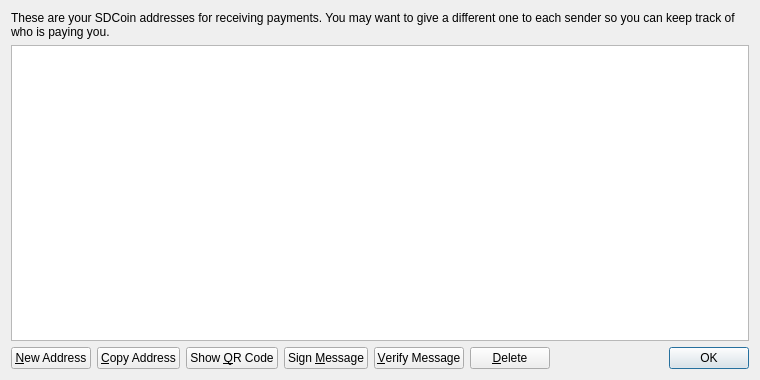
Qt form src/qt/forms/addressbookpage.ui (jyap808/jumbucks) before a commit.
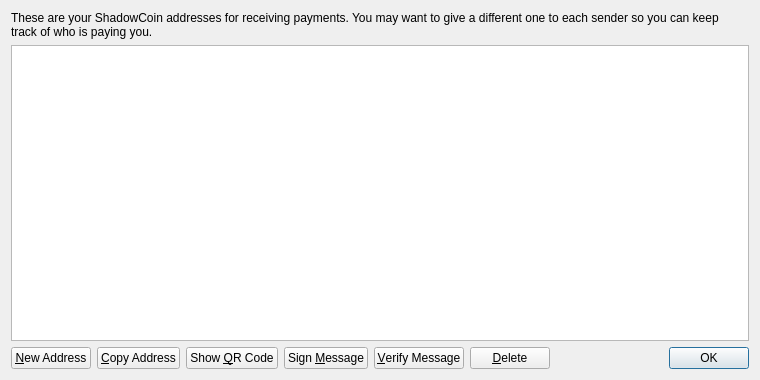
The same form after that commit. Icons and pictures are not drawn.

```diff
--- a/src/qt/forms/addressbookpage.ui
+++ b/src/qt/forms/addressbookpage.ui
@@ -17,7 +17,7 @@
    <item>
     <widget class="QLabel" name="labelExplanation">
      <property name="text">
-      <string>These are your SDCoin addresses for receiving payments. You may want to give a different one to each sender so you can keep track of who is paying you.</string>
+      <string>These are your ShadowCoin addresses for receiving payments. You may want to give a different one to each sender so you can keep track of who is paying you.</string>
      </property>
      <property name="textFormat">
       <enum>Qt::PlainText</enum>
```
Left out of the diff: 4 changed lines with no effect on the pictures.
